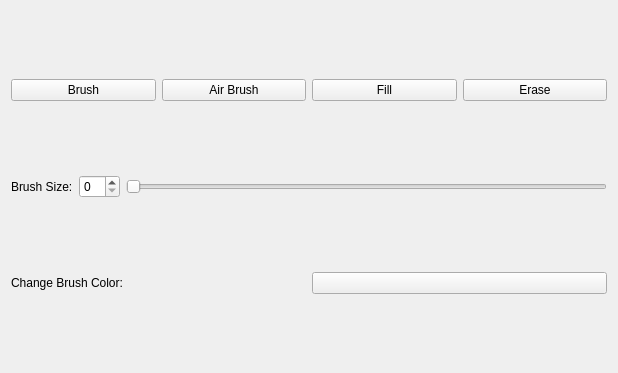
This is brushproperties.ui in zxjorge/SpriteED as Qt 5 draws it before an edit. The edited form follows.
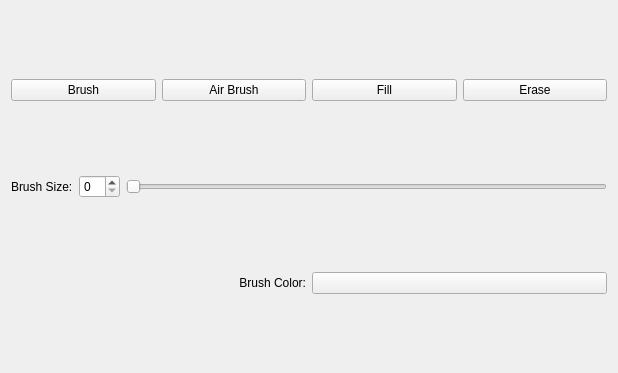
This is the edited form.

Commit message: Tweaked brush properties

What changed in the file:
```diff
--- a/brushproperties.ui
+++ b/brushproperties.ui
@@ -10,10 +10,19 @@
     <height>373</height>
    </rect>
   </property>
+  <property name="sizePolicy">
+   <sizepolicy hsizetype="Preferred" vsizetype="Minimum">
+    <horstretch>0</horstretch>
+    <verstretch>0</verstretch>
+   </sizepolicy>
+  </property>
   <property name="windowTitle">
    <string>Form</string>
   </property>
   <layout class="QVBoxLayout" name="verticalLayout">
+   <property name="sizeConstraint">
+    <enum>QLayout::SetMinimumSize</enum>
+   </property>
    <item>
     <layout class="QHBoxLayout" name="horizontalLayout">
      <item>
@@ -75,7 +84,10 @@
      <item>
       <widget class="QLabel" name="label">
        <property name="text">
-        <string>Change Brush Color:</string>
+        <string>Brush Color:</string>
+       </property>
+       <property name="alignment">
+        <set>Qt::AlignRight|Qt::AlignTrailing|Qt::AlignVCenter</set>
        </property>
       </widget>
      </item>
```
Left out of the diff: 7 changed lines with no effect on the pictures. The commit also changes 1 other file.
